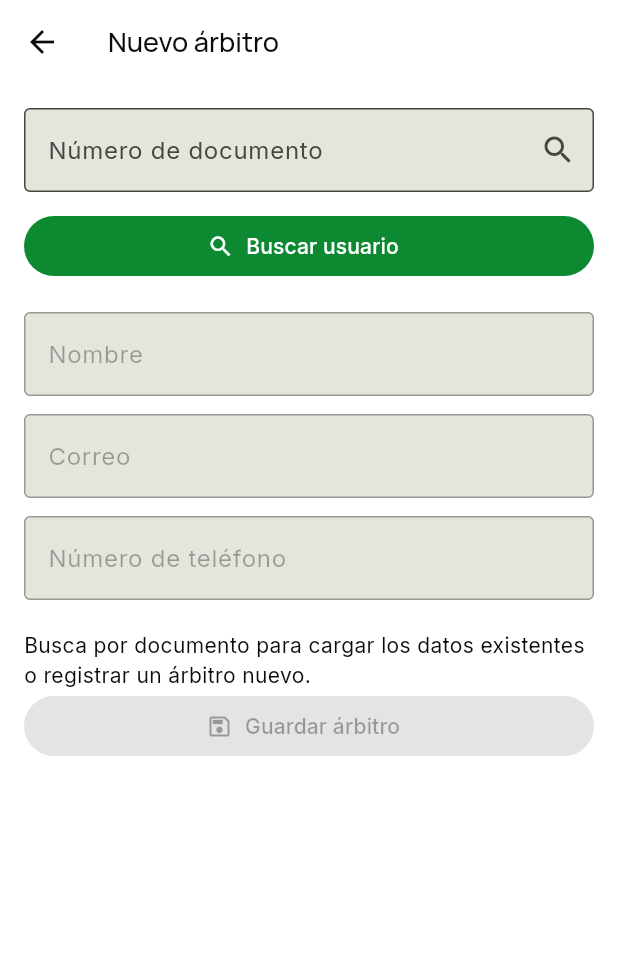
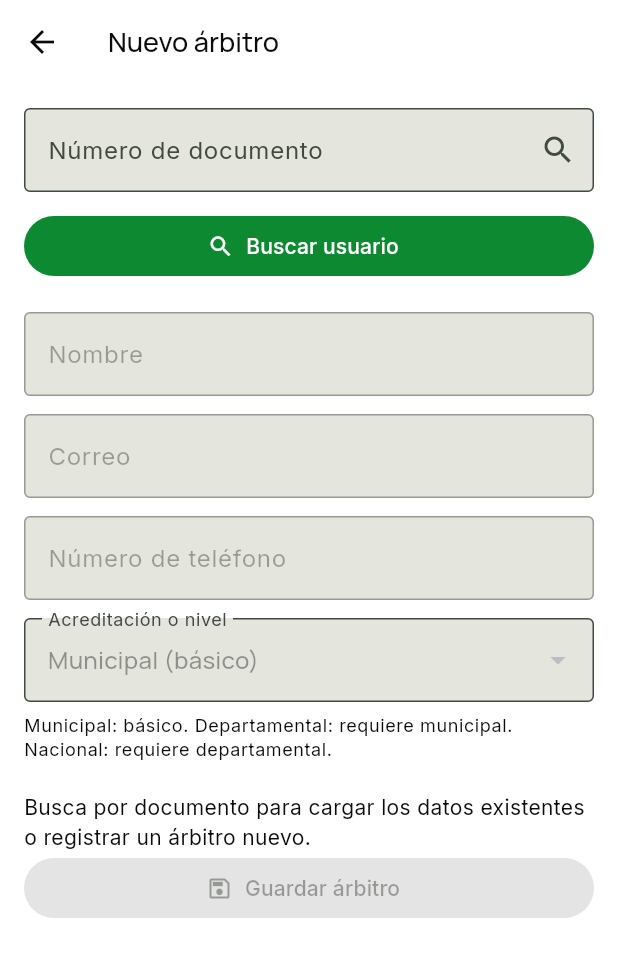
Before and after one commit to tatiana1104/handplay_demo, a Flutter app: the NewRefereeScreen screen opened directly, on a phone screen of 412 x 824 dp. Shown: the top 957 px of the screen. Run offline on Flutter 3.47's test engine with Material 3 defaults, Android fonts, the phone set to English and light mode, and no system bars; our stand-ins replace cloud_firestore, dartz, equatable, firebase_auth, firebase_core, firebase_messaging and 5 more; accounts and stored records are empty; statements that could not run were skipped.

Commit message:
Add referee accreditation levels

```diff
--- a/lib/features/referees/presentation/screens/referees_screen.dart
+++ b/lib/features/referees/presentation/screens/referees_screen.dart
@@ -76,7 +76,18 @@ class _NewRefereeScreenState extends State<NewRefereeScreen> {
   final _phone = TextEditingController();
   bool _loading = false;
   bool _searched = false;
+  String _accreditation = 'municipal';
+  String _existingAccreditation = 'municipal';
   DocumentReference<Map<String, dynamic>>? _userRef;
+
+  List<String> get _availableAccreditations {
+    final levels = <String>['municipal'];
+    if (_userRef != null || _existingAccreditation == 'departamental' || _existingAccreditation == 'nacional') {
+      levels.add('departamental');
+    }
+    if (_existingAccreditation == 'nacional') levels.add('nacional');
+    return levels;
+  }
 
   @override
   void dispose() {
@@ -110,6 +121,8 @@ class _NewRefereeScreenState extends State<NewRefereeScreen> {
           _name.clear();
           _email.clear();
           _phone.clear();
+          _accreditation = 'municipal';
+          _existingAccreditation = 'municipal';
         });
         ScaffoldMessenger.of(context).showSnackBar(const SnackBar(content: Text('No existe un usuario. Puedes completar el formulario para registrarlo.')));
         return;
@@ -121,6 +134,9 @@ class _NewRefereeScreenState extends State<NewRefereeScreen> {
         _name.text = data['displayName']?.toString() ?? data['nombre']?.toString() ?? '';
         _email.text = data['email']?.toString() ?? data['correo']?.toString() ?? '';
         _phone.text = data['phone']?.toString() ?? data['telefono']?.toString() ?? '';
+        final savedLevel = data['accreditation']?.toString() ?? data['nivel']?.toString() ?? 'municipal';
+        _existingAccreditation = ['municipal', 'departamental', 'nacional'].contains(savedLevel) ? savedLevel : 'municipal';
+        _accreditation = _existingAccreditation;
       });
     } finally {
       if (mounted) setState(() => _loading = false);
@@ -140,6 +156,8 @@ class _NewRefereeScreenState extends State<NewRefereeScreen> {
         'email': _email.text.trim(),
         'phone': _phone.text.trim(),
         'document': _document.text.trim(),
+        'accreditation': _accreditation,
+        'nivel': _accreditation,
         'roles': roles,
         'updatedAt': FieldValue.serverTimestamp(),
       }, SetOptions(merge: true));
@@ -148,6 +166,13 @@ class _NewRefereeScreenState extends State<NewRefereeScreen> {
       if (mounted) setState(() => _loading = false);
     }
   }
+
+  String _levelLabel(String level) => switch (level) {
+        'municipal' => 'Municipal (básico)',
+        'departamental' => 'Departamental (intermedio)',
+        'nacional' => 'Nacional (alto)',
+        _ => level,
+      };
 
   @override
   Widget build(BuildContext context) => Scaffold(
@@ -166,6 +191,15 @@ class _NewRefereeScreenState extends State<NewRefereeScreen> {
               TextFormField(controller: _email, enabled: _searched, decoration: const InputDecoration(labelText: 'Correo', border: OutlineInputBorder()), keyboardType: TextInputType.emailAddress),
               const SizedBox(height: 12),
               TextFormField(controller: _phone, enabled: _searched, decoration: const InputDecoration(labelText: 'Número de teléfono', border: OutlineInputBorder()), keyboardType: TextInputType.phone),
+              const SizedBox(height: 12),
+              DropdownButtonFormField<String>(
+                value: _availableAccreditations.contains(_accreditation) ? _accreditation : _availableAccreditations.first,
+                decoration: const InputDecoration(labelText: 'Acreditación o nivel', border: OutlineInputBorder()),
+                items: _availableAccreditations.map((level) => DropdownMenuItem(value: level, child: Text(_levelLabel(level)))).toList(),
+                onChanged: _searched ? (value) => setState(() => _accreditation = value ?? 'municipal') : null,
+              ),
+              const SizedBox(height: 8),
+              Text('Municipal: básico. Departamental: requiere municipal. Nacional: requiere departamental.', style: Theme.of(context).textTheme.bodySmall),
               const SizedBox(height: 20),
               if (!_searched) const Text('Busca por documento para cargar los datos existentes o registrar un árbitro nuevo.'),
               if (_searched && _userRef == null) const Text('Documento no encontrado. Completa los datos para crear el registro del árbitro.'),
```
Also changed, not shown: 1 other file.
